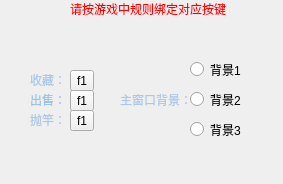
Old version of the form UI_SettingWindow.ui in the repository alphires1/Fishing2.
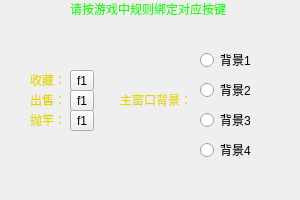
New version of the form. Icons and pictures are not drawn.

```diff
--- a/UI_SettingWindow.ui
+++ b/UI_SettingWindow.ui
@@ -6,8 +6,8 @@
    <rect>
     <x>0</x>
     <y>0</y>
-    <width>283</width>
-    <height>184</height>
+    <width>300</width>
+    <height>200</height>
    </rect>
   </property>
   <property name="windowTitle">
@@ -16,7 +16,10 @@
   <property name="autoFillBackground">
    <bool>false</bool>
   </property>
-  <widget class="QLabel" name="collect">
+  <property name="styleSheet">
+   <string notr="true"/>
+  </property>
+  <widget class="QLabel" name="collect_label">
    <property name="geometry">
     <rect>
      <x>30</x>
@@ -26,7 +29,7 @@
     </rect>
    </property>
    <property name="text">
-    <string>&lt;html&gt;&lt;head/&gt;&lt;body&gt;&lt;p&gt;&lt;span style=&quot; color:#acc8e6;&quot;&gt;收藏：&lt;/span&gt;&lt;/p&gt;&lt;/body&gt;&lt;/html&gt;</string>
+    <string>&lt;html&gt;&lt;head/&gt;&lt;body&gt;&lt;p&gt;&lt;span style=&quot; color:#e5d605;&quot;&gt;收藏：&lt;/span&gt;&lt;/p&gt;&lt;/body&gt;&lt;/html&gt;</string>
    </property>
    <property name="textFormat">
     <enum>Qt::RichText</enum>
@@ -45,7 +48,7 @@
     <enum>Qt::LeftToRight</enum>
    </property>
    <property name="text">
-    <string>&lt;html&gt;&lt;head/&gt;&lt;body&gt;&lt;p&gt;&lt;span style=&quot; color:#9bc3e6;&quot;&gt;出售：&lt;/span&gt;&lt;/p&gt;&lt;/body&gt;&lt;/html&gt;</string>
+    <string>&lt;html&gt;&lt;head/&gt;&lt;body&gt;&lt;p&gt;&lt;span style=&quot; color:#e5d605;&quot;&gt;出售：&lt;/span&gt;&lt;/p&gt;&lt;/body&gt;&lt;/html&gt;</string>
    </property>
    <property name="textFormat">
     <enum>Qt::RichText</enum>
@@ -57,11 +60,14 @@
      <x>70</x>
      <y>0</y>
      <width>161</width>
-     <height>61</height>
+     <height>51</height>
     </rect>
    </property>
+   <property name="styleSheet">
+    <string notr="true"/>
+   </property>
    <property name="text">
-    <string>&lt;html&gt;&lt;head/&gt;&lt;body&gt;&lt;p&gt;&lt;span style=&quot; color:#ff0000;&quot;&gt;请按游戏中规则绑定对应按键&lt;/span&gt;&lt;/p&gt;&lt;/body&gt;&lt;/html&gt;</string>
+    <string>&lt;html&gt;&lt;head/&gt;&lt;body&gt;&lt;p&gt;&lt;span style=&quot; color:#26f717;&quot;&gt;请按游戏中规则绑定对应按键&lt;/span&gt;&lt;/p&gt;&lt;/body&gt;&lt;/html&gt;</string>
    </property>
    <property name="textFormat">
     <enum>Qt::RichText</enum>
@@ -73,55 +79,39 @@
     <bool>true</bool>
    </property>
   </widget>
-  <widget class="QToolButton" name="collect_toolButton">
-   <property name="geometry">
-    <rect>
-     <x>70</x>
-     <y>70</y>
-     <width>24</width>
-     <height>21</height>
-    </rect>
-   </property>
-   <property name="autoFillBackground">
-    <bool>true</bool>
-   </property>
-   <property name="text">
-    <string>f1</string>
-   </property>
-  </widget>
-  <widget class="QToolButton" name="pull_toolButton">
-   <property name="geometry">
-    <rect>
-     <x>70</x>
-     <y>90</y>
-     <width>24</width>
-     <height>21</height>
-    </rect>
-   </property>
-   <property name="text">
-    <string>f1</string>
-   </property>
-  </widget>
-  <widget class="QLabel" name="pull">
-   <property name="geometry">
-    <rect>
-     <x>30</x>
-     <y>110</y>
-     <width>31</width>
-     <height>20</height>
-    </rect>
-   </property>
-   <property name="text">
-    <string>&lt;html&gt;&lt;head/&gt;&lt;body&gt;&lt;p&gt;&lt;span style=&quot; color:#acc8e6;&quot;&gt;抛竿：&lt;/span&gt;&lt;/p&gt;&lt;/body&gt;&lt;/html&gt;</string>
-   </property>
-   <property name="textFormat">
-    <enum>Qt::RichText</enum>
-   </property>
-  </widget>
   <widget class="QToolButton" name="sale_toolButton">
    <property name="geometry">
     <rect>
      <x>70</x>
+     <y>90</y>
+     <width>24</width>
+     <height>21</height>
+    </rect>
+   </property>
+   <property name="text">
+    <string>f1</string>
+   </property>
+  </widget>
+  <widget class="QLabel" name="throw_label">
+   <property name="geometry">
+    <rect>
+     <x>30</x>
+     <y>110</y>
+     <width>31</width>
+     <height>20</height>
+    </rect>
+   </property>
+   <property name="text">
+    <string>&lt;html&gt;&lt;head/&gt;&lt;body&gt;&lt;p&gt;&lt;span style=&quot; color:#e5d605;&quot;&gt;抛竿：&lt;/span&gt;&lt;/p&gt;&lt;/body&gt;&lt;/html&gt;</string>
+   </property>
+   <property name="textFormat">
+    <enum>Qt::RichText</enum>
+   </property>
+  </widget>
+  <widget class="QToolButton" name="throw_toolButton">
+   <property name="geometry">
+    <rect>
+     <x>70</x>
      <y>110</y>
      <width>24</width>
      <height>21</height>
@@ -141,19 +131,61 @@
     </rect>
    </property>
    <property name="text">
-    <string>&lt;html&gt;&lt;head/&gt;&lt;body&gt;&lt;p&gt;&lt;span style=&quot; color:#acc8e6;&quot;&gt;主窗口背景：&lt;/span&gt;&lt;/p&gt;&lt;/body&gt;&lt;/html&gt;</string>
+    <string>&lt;html&gt;&lt;head/&gt;&lt;body&gt;&lt;p&gt;&lt;span style=&quot; color:#e5d605;&quot;&gt;主窗口背景：&lt;/span&gt;&lt;/p&gt;&lt;/body&gt;&lt;/html&gt;</string>
    </property>
    <property name="textFormat">
     <enum>Qt::RichText</enum>
    </property>
   </widget>
-  <widget class="QRadioButton" name="radioButton_2">
+  <widget class="QLabel" name="bg_label">
    <property name="geometry">
     <rect>
-     <x>190</x>
-     <y>90</y>
-     <width>95</width>
-     <height>19</height>
+     <x>0</x>
+     <y>0</y>
+     <width>301</width>
+     <height>201</height>
+    </rect>
+   </property>
+   <property name="styleSheet">
+    <string notr="true"/>
+   </property>
+   <property name="text">
+    <string/>
+   </property>
+  </widget>
+  <widget class="QToolButton" name="collect_toolButton">
+   <property name="geometry">
+    <rect>
+     <x>70</x>
+     <y>70</y>
+     <width>24</width>
+     <height>21</height>
+    </rect>
+   </property>
+   <property name="text">
+    <string>f1</string>
+   </property>
+  </widget>
+  <widget class="QRadioButton" name="bg_radioButton">
+   <property name="geometry">
+    <rect>
+     <x>200</x>
+     <y>50</y>
+     <width>60</width>
+     <height>20</height>
+    </rect>
+   </property>
+   <property name="text">
+    <string>背景1</string>
+   </property>
+  </widget>
+  <widget class="QRadioButton" name="bg_radioButton_2">
+   <property name="geometry">
+    <rect>
+     <x>200</x>
+     <y>80</y>
+     <width>60</width>
+     <height>20</height>
     </rect>
    </property>
    <property name="text">
@@ -163,10 +195,10 @@
   <widget class="QRadioButton" name="radioButton_3">
    <property name="geometry">
     <rect>
-     <x>190</x>
-     <y>120</y>
-     <width>95</width>
-     <height>19</height>
+     <x>200</x>
+     <y>110</y>
+     <width>60</width>
+     <height>20</height>
     </rect>
    </property>
    <property name="text">
@@ -176,14 +208,14 @@
   <widget class="QRadioButton" name="radioButton_4">
    <property name="geometry">
     <rect>
-     <x>190</x>
-     <y>60</y>
-     <width>95</width>
-     <height>19</height>
+     <x>200</x>
+     <y>140</y>
+     <width>60</width>
+     <height>20</height>
     </rect>
    </property>
    <property name="text">
-    <string>背景1</string>
+    <string>背景4</string>
    </property>
   </widget>
  </widget>
```
Left out of the diff: 26 changed lines with no effect on the pictures.
